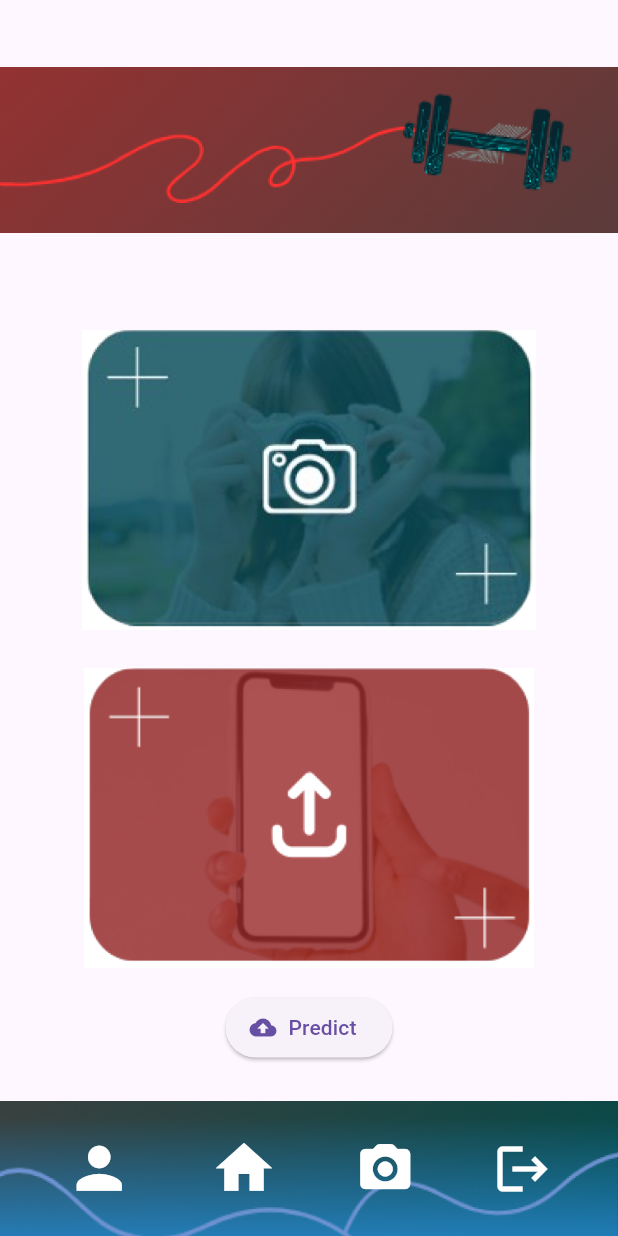
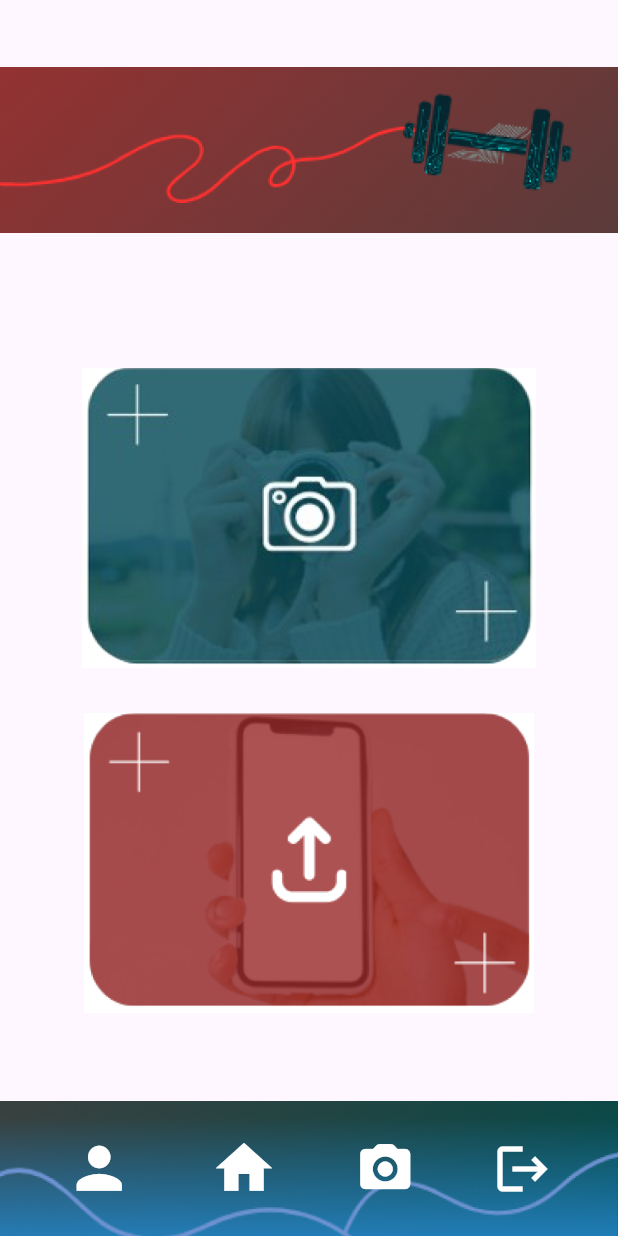
Before and after one commit to Reham-Fagih/My-Trainer, a Flutter app: the UploadScreen screen opened by its route, on a phone screen of 412 x 824 dp. Run offline on Flutter 3.47's test engine with Material 3 defaults, Android fonts, the phone set to English and light mode, and no system bars; our stand-ins replace image_picker, shared_preferences; accounts and stored records are empty.

Commit message:
Style: Enhancing user experience in upload screen

```diff
--- a/lib/views/upload_screen.dart
+++ b/lib/views/upload_screen.dart
@@ -80,7 +80,7 @@ class _UploadScreenState extends State<UploadScreen> {
             GestureDetector(
               onTap: () => pickImage(ImageSource.camera),
               child: Container(
-                margin: const EdgeInsets.only(top: 20.0),
+                margin: const EdgeInsets.only(top: 45.0),
                 height: 200,
                 decoration: const BoxDecoration(
                   image: DecorationImage(
@@ -95,7 +95,7 @@ class _UploadScreenState extends State<UploadScreen> {
             GestureDetector(
               onTap: () => pickImage(ImageSource.gallery),
               child: Container(
-                margin: const EdgeInsets.only(top: 25.0),
+                margin: const EdgeInsets.only(top: 30.0),
                 height: 200,
                 decoration: const BoxDecoration(
                   image: DecorationImage(
@@ -107,9 +107,18 @@ class _UploadScreenState extends State<UploadScreen> {
             ),
 
             // Upload & Predict Button
+            if (_selectedImage != null)
             Padding(
-              padding: const EdgeInsets.all(16.0),
+              padding: const EdgeInsets.all(30.0),
               child: ElevatedButton.icon(
+                style: ElevatedButton.styleFrom(
+                  backgroundColor: Colors.blueGrey,
+                  shape: RoundedRectangleBorder(
+                    borderRadius: BorderRadius.circular(15),
+                  ),
+                  elevation: 2,
+                  padding: const EdgeInsets.symmetric(horizontal: 40, vertical: 15),
+                ),
                 icon: _loading
                     ? const SizedBox(
                         height: 16,
@@ -119,8 +128,17 @@ class _UploadScreenState extends State<UploadScreen> {
                           strokeWidth: 2,
                         ),
                       )
-                    : const Icon(Icons.cloud_upload),
-                label: const Text("Predict"),
+                    : const Icon(Icons.cloud_upload,color: Colors.white,size: 30,),
+
+                label: Text(
+
+                  _loading ? "Uploading" : "Predict",
+                  style: const TextStyle(
+                    fontSize:20,
+                    color: Colors.white,
+
+                  ),
+                ),
                 onPressed: _loading ? null : uploadAndPredict,
               ),
             ),
--- a/pubspec.yaml
+++ b/pubspec.yaml
@@ -37,7 +37,7 @@ dependencies:
   # Use with the CupertinoIcons class for iOS style icons.
   cupertino_icons: ^1.0.8
   image_picker: ^1.2.0
-  shared_preferences: ^2.5.3
+
 
 dev_dependencies:
   flutter_test:
```
